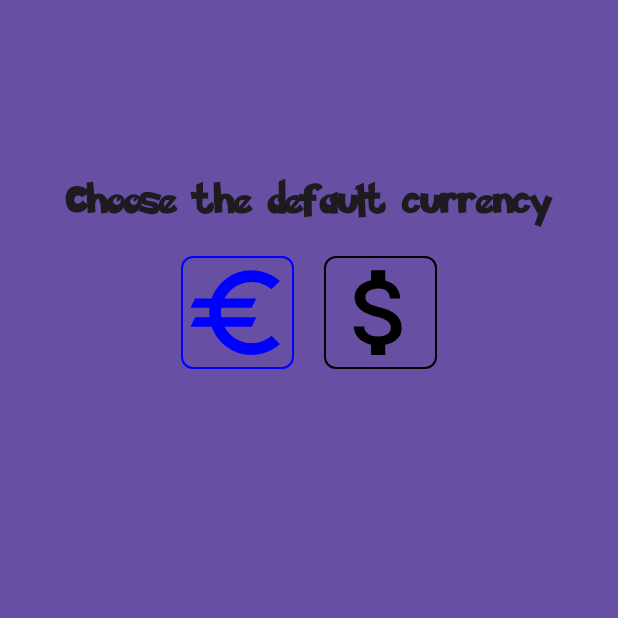
After one commit to InfernoRed/pokeswap-android, an Android app built with Jetpack Compose: the composable SettingsRoute shown on its own in the app's theme, on a phone screen of 412 x 824 dp, the top half of it. The commit adds this screen. Run offline under Robolectric (Android 15) with nearby library versions, the phone set to English and light mode, and no system bars; our stand-ins replace Dagger/Hilt's generated code; 2 statements that could not run were skipped.

Commit message:
Changes: 1) Initial Implementation for the SettingsRoute.kt 2) made changes on the Home Screen to always have the favorite pokemon being displayed and a placeholder. 3) Updated DataStoreManager.kt to read/write selectedCurrency 4) Updated CurrencyUtils.kt to build a Euro currency string, 5) Updated CardDetailsRoute and Viewmodel to adjust currency from user preferences and display the correct amount and symbol. 6) Refactored some methods in the DataStoreManager.kt

```diff
--- a/app/src/main/java/com/ccspart2/pokeswap/data/localData/dataStore/UserPreferences.kt
+++ /dev/null
@@ -1,5 +0,0 @@
-package com.ccspart2.pokeswap.data.localData.dataStore
-
-data class UserPreferences(
-    val favPokemonId: String = "",
-)
--- a/app/src/main/java/com/ccspart2/pokeswap/presentation/navigation/NavigationItem.kt
+++ b/app/src/main/java/com/ccspart2/pokeswap/presentation/navigation/NavigationItem.kt
@@ -2,12 +2,10 @@ package com.ccspart2.pokeswap.presentation.navigation
 
 sealed class NavigationItem(val route: String) {
     data object Favorite : NavigationItem(Screen.FAVORITE.name)
-
     data object Home : NavigationItem(Screen.HOME.name)
-
     data object Lookup : NavigationItem(Screen.LOOKUP.name)
-
     data object CardDetails : NavigationItem(Screen.CARD_DETAILS.name)
+    data object Settings : NavigationItem(Screen.SETTINGS.name)
 }
 
 enum class Screen {
@@ -15,6 +13,7 @@ enum class Screen {
     FAVORITE,
     LOOKUP,
     CARD_DETAILS,
+    SETTINGS,
 }
 
 enum class NavigationArguments(val key: String) {
--- a/app/src/main/java/com/ccspart2/pokeswap/presentation/navigation/PokemonSwapNavHost.kt
+++ b/app/src/main/java/com/ccspart2/pokeswap/presentation/navigation/PokemonSwapNavHost.kt
@@ -8,6 +8,7 @@ import com.ccspart2.pokeswap.presentation.routes.cardDetails.ui.CardDetailsRoute
 import com.ccspart2.pokeswap.presentation.routes.favorite.ui.FavoriteRoute
 import com.ccspart2.pokeswap.presentation.routes.home.ui.HomeRoute
 import com.ccspart2.pokeswap.presentation.routes.lookup.ui.LookUpRoute
+import com.ccspart2.pokeswap.presentation.routes.settings.ui.SettingsRoute
 
 @Composable
 fun PokemonSwapNavHost() {
@@ -29,5 +30,8 @@ fun PokemonSwapNavHost() {
         composable(route = "${NavigationItem.CardDetails.route}/{${NavigationArguments.POKEMON_ID.key}}") {
             CardDetailsRoute(navController = navController)
         }
+        composable(route = NavigationItem.Settings.route) {
+            SettingsRoute(navController = navController)
+        }
     }
 }
--- /dev/null
+++ b/app/src/main/java/com/ccspart2/pokeswap/presentation/routes/settings/ui/SettingsRoute.kt
@@ -0,0 +1,129 @@
+package com.ccspart2.pokeswap.presentation.routes.settings.ui
+
+import androidx.compose.foundation.BorderStroke
+import androidx.compose.foundation.background
+import androidx.compose.foundation.layout.Arrangement
+import androidx.compose.foundation.layout.Column
+import androidx.compose.foundation.layout.Row
+import androidx.compose.foundation.layout.Spacer
+import androidx.compose.foundation.layout.fillMaxSize
+import androidx.compose.foundation.layout.fillMaxWidth
+import androidx.compose.foundation.layout.padding
+import androidx.compose.foundation.layout.size
+import androidx.compose.foundation.shape.RoundedCornerShape
+import androidx.compose.material3.Icon
+import androidx.compose.material3.MaterialTheme
+import androidx.compose.material3.OutlinedIconButton
+import androidx.compose.material3.Text
+import androidx.compose.runtime.Composable
+import androidx.compose.runtime.collectAsState
+import androidx.compose.runtime.getValue
+import androidx.compose.ui.Alignment
+import androidx.compose.ui.Modifier
+import androidx.compose.ui.graphics.Color
+import androidx.compose.ui.res.painterResource
+import androidx.compose.ui.tooling.preview.Preview
+import androidx.compose.ui.unit.dp
+import androidx.hilt.navigation.compose.hiltViewModel
+import androidx.navigation.NavController
+import com.ccspart2.pokeswap.R
+import com.ccspart2.pokeswap.presentation.core.ui.PreviewScreen
+import com.ccspart2.pokeswap.presentation.routes.settings.viewmodel.SettingsEvent
+import com.ccspart2.pokeswap.presentation.routes.settings.viewmodel.SettingsState
+import com.ccspart2.pokeswap.presentation.routes.settings.viewmodel.SettingsViewModel
+import kotlinx.coroutines.flow.MutableStateFlow
+import kotlinx.coroutines.flow.StateFlow
+
+@Composable
+fun SettingsRoute(
+    navController: NavController,
+) {
+    val viewModel = hiltViewModel<SettingsViewModel>()
+    SettingsScreen(
+        stateFlow = viewModel.viewState,
+        onCurrencyToggle = {
+            viewModel.handleEvents(SettingsEvent.ToggleCurrency(it))
+        },
+    )
+}
+
+@Composable
+private fun SettingsScreen(
+    stateFlow: StateFlow<SettingsState>,
+    onCurrencyToggle: (Boolean) -> Unit,
+) {
+    val viewState by stateFlow.collectAsState()
+    Column(
+        horizontalAlignment = Alignment.CenterHorizontally,
+        verticalArrangement = Arrangement.Top,
+        modifier = Modifier
+            .fillMaxSize()
+            .background(MaterialTheme.colorScheme.primary)
+            .padding(20.dp),
+    ) {
+        Spacer(modifier = Modifier.padding(50.dp))
+        Text(
+            text = "Choose the default currency",
+            style = MaterialTheme.typography.titleLarge,
+        )
+        Row(
+            horizontalArrangement = Arrangement.spacedBy(
+                20.dp,
+                alignment = Alignment.CenterHorizontally,
+            ),
+            modifier = Modifier
+                .fillMaxWidth()
+                .padding(top = 20.dp),
+        ) {
+            OutlinedIconButton(
+                shape = RoundedCornerShape(8.dp),
+                onClick = { onCurrencyToggle(true) },
+                modifier = Modifier.size(75.dp),
+                border = BorderStroke(
+                    width = 1.dp,
+                    color = if (viewState.isEuroSelected) Color.Blue else Color.Black,
+                ),
+
+            ) {
+                Icon(
+                    painter = painterResource(id = R.drawable.baseline_euro_24),
+                    contentDescription = "",
+                    modifier = Modifier
+                        .size(75.dp),
+                    tint = if (viewState.isEuroSelected) Color.Blue else Color.Black,
+                )
+            }
+            OutlinedIconButton(
+                shape = RoundedCornerShape(8.dp),
+                onClick = { onCurrencyToggle(false) },
+                modifier = Modifier.size(75.dp),
+                border = BorderStroke(
+                    width = 1.dp,
+                    color = if (viewState.isEuroSelected) Color.Black else Color.Blue,
+                ),
+
+            ) {
+                Icon(
+                    painter = painterResource(id = R.drawable.baseline_usd_24),
+                    contentDescription = "",
+                    modifier = Modifier
+                        .size(75.dp),
+                    tint = if (viewState.isEuroSelected) Color.Black else Color.Blue,
+                )
+            }
+        }
+    }
+}
+
+@Preview
+@Composable
+private fun SettingsPreview() {
+    PreviewScreen {
+        SettingsScreen(
+            stateFlow = MutableStateFlow(
+                SettingsState(),
+            ),
+            onCurrencyToggle = {},
+        )
+    }
+}
--- /dev/null
+++ b/app/src/main/java/com/ccspart2/pokeswap/presentation/routes/settings/viewmodel/SettingsEvent.kt
@@ -0,0 +1,5 @@
+package com.ccspart2.pokeswap.presentation.routes.settings.viewmodel
+
+sealed class SettingsEvent {
+    class ToggleCurrency(val selectEuro: Boolean) : SettingsEvent()
+}
--- /dev/null
+++ b/app/src/main/java/com/ccspart2/pokeswap/presentation/routes/settings/viewmodel/SettingsState.kt
@@ -0,0 +1,5 @@
+package com.ccspart2.pokeswap.presentation.routes.settings.viewmodel
+
+data class SettingsState(
+    val isEuroSelected: Boolean = true,
+)
--- /dev/null
+++ b/app/src/main/java/com/ccspart2/pokeswap/presentation/routes/settings/viewmodel/SettingsViewModel.kt
@@ -0,0 +1,48 @@
+package com.ccspart2.pokeswap.presentation.routes.settings.viewmodel
+
+import androidx.lifecycle.ViewModel
+import androidx.lifecycle.viewModelScope
+import com.ccspart2.pokeswap.data.localData.dataStore.DataStoreManager
+import dagger.hilt.android.lifecycle.HiltViewModel
+import kotlinx.coroutines.flow.MutableStateFlow
+import kotlinx.coroutines.flow.asStateFlow
+import kotlinx.coroutines.flow.update
+import kotlinx.coroutines.launch
+import javax.inject.Inject
+
+@HiltViewModel
+class SettingsViewModel @Inject constructor(
+    private val dataStoreManager: DataStoreManager,
+) : ViewModel() {
+    private val _viewState = MutableStateFlow(SettingsState())
+    val viewState = _viewState.asStateFlow()
+
+    init {
+        viewModelScope.launch {
+            dataStoreManager.getSelectedCurrencyFromDataStore().collect {
+                _viewState.update { state ->
+                    state.copy(
+                        isEuroSelected = it,
+                    )
+                }
+            }
+        }
+    }
+
+    fun handleEvents(event: SettingsEvent) {
+        when (event) {
+            is SettingsEvent.ToggleCurrency -> onToggleCurrency(event.selectEuro)
+        }
+    }
+
+    private fun onToggleCurrency(selectEuro: Boolean) {
+        viewModelScope.launch {
+            dataStoreManager.saveCurrencySelectionToDataStore(selectEuro)
+        }
+        _viewState.update { state ->
+            state.copy(
+                isEuroSelected = selectEuro,
+            )
+        }
+    }
+}
--- a/app/src/main/java/com/ccspart2/pokeswap/utils/CurrencyUtils.kt
+++ b/app/src/main/java/com/ccspart2/pokeswap/utils/CurrencyUtils.kt
@@ -21,4 +21,8 @@ class CurrencyUtils @Inject constructor(
         }
         return "$0.00"
     }
+    fun doubleToEuroString(amount: Double): String {
+        val euroSymbol = '\u20AC' // Unicode for Euro symbol
+        return String.format("%c%.2f", euroSymbol, amount)
+    }
 }
--- /dev/null
+++ b/app/src/main/res/drawable/baseline_euro_24.xml
@@ -0,0 +1,5 @@
+<vector android:height="24dp" android:tint="#000000"
+    android:viewportHeight="24" android:viewportWidth="24"
+    android:width="24dp" xmlns:android="http://schemas.android.com/apk/res/android">
+    <path android:fillColor="@android:color/white" android:pathData="M15,18.5c-2.51,0 -4.68,-1.42 -5.76,-3.5H15l1,-2H8.58c-0.05,-0.33 -0.08,-0.66 -0.08,-1s0.03,-0.67 0.08,-1H15l1,-2H9.24C10.32,6.92 12.5,5.5 15,5.5c1.61,0 3.09,0.59 4.23,1.57L21,5.3C19.41,3.87 17.3,3 15,3c-3.92,0 -7.24,2.51 -8.48,6H3l-1,2h4.06C6.02,11.33 6,11.66 6,12s0.02,0.67 0.06,1H3l-1,2h4.52c1.24,3.49 4.56,6 8.48,6c2.31,0 4.41,-0.87 6,-2.3l-1.78,-1.77C18.09,17.91 16.62,18.5 15,18.5z"/>
+</vector>
--- /dev/null
+++ b/app/src/main/res/drawable/baseline_usd_24.xml
@@ -0,0 +1,5 @@
+<vector android:height="24dp" android:tint="#000000"
+    android:viewportHeight="24" android:viewportWidth="24"
+    android:width="24dp" xmlns:android="http://schemas.android.com/apk/res/android">
+    <path android:fillColor="@android:color/white" android:pathData="M11.8,10.9c-2.27,-0.59 -3,-1.2 -3,-2.15 0,-1.09 1.01,-1.85 2.7,-1.85 1.78,0 2.44,0.85 2.5,2.1h2.21c-0.07,-1.72 -1.12,-3.3 -3.21,-3.81V3h-3v2.16c-1.94,0.42 -3.5,1.68 -3.5,3.61 0,2.31 1.91,3.46 4.7,4.13 2.5,0.6 3,1.48 3,2.41 0,0.69 -0.49,1.79 -2.7,1.79 -2.06,0 -2.87,-0.92 -2.98,-2.1h-2.2c0.12,2.19 1.76,3.42 3.68,3.83V21h3v-2.15c1.95,-0.37 3.5,-1.5 3.5,-3.55 0,-2.84 -2.43,-3.81 -4.7,-4.4z"/>
+</vector>
```
Also changed, not shown: app/src/main/java/com/ccspart2/pokeswap/data/localData/dataStore/DataStoreManager.kt (+16 -6 lines), app/src/main/java/com/ccspart2/pokeswap/presentation/routes/cardDetails/viewmodel/CardDetailsViewModel.kt (+56 -11 lines), app/src/main/java/com/ccspart2/pokeswap/presentation/routes/favorite/viewmodel/FavoriteViewModel.kt (+2 -5 lines), app/src/main/java/com/ccspart2/pokeswap/presentation/routes/home/ui/HomeRoute.kt (+23 -8 lines), app/src/main/java/com/ccspart2/pokeswap/presentation/routes/home/viewmodel/HomeViewModel.kt (+4 -4 lines).
